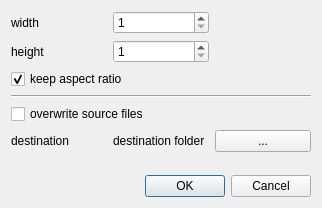
localghost/imgconv, file dialog.ui: the form before one commit.
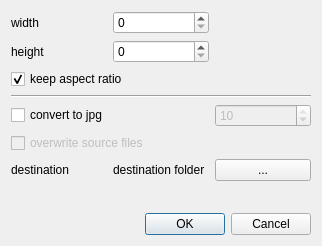
The form after the commit.

Commit message:
Add convert to jpg and fix output size calculation.
What it lacks:
* Conversion does not take into account image quality setting.
* Whether or not conversion is performed is judged by the file extension
  (i.e. if source file extension is "jpg" then conversion is skipped).
  This should rely on file's mime-type or at least make it
  case-insensitive.

```diff
--- a/dialog.ui
+++ b/dialog.ui
@@ -7,7 +7,7 @@
     <x>0</x>
     <y>0</y>
     <width>322</width>
-    <height>208</height>
+    <height>246</height>
    </rect>
   </property>
   <property name="windowTitle">
@@ -33,31 +33,37 @@
      <item row="1" column="1">
       <widget class="QSpinBox" name="editHeight">
        <property name="minimum">
-        <number>1</number>
+        <number>0</number>
        </property>
        <property name="maximum">
         <number>9999</number>
        </property>
+       <property name="value">
+        <number>0</number>
+       </property>
       </widget>
      </item>
      <item row="0" column="1">
       <widget class="QSpinBox" name="editWidth">
        <property name="minimum">
-        <number>1</number>
+        <number>0</number>
        </property>
        <property name="maximum">
         <number>9999</number>
        </property>
+       <property name="value">
+        <number>0</number>
+       </property>
       </widget>
      </item>
-     <item row="7" column="0">
+     <item row="8" column="0">
       <widget class="QLabel" name="label_3">
        <property name="text">
         <string>destination</string>
        </property>
       </widget>
      </item>
-     <item row="8" column="2">
+     <item row="9" column="2">
       <spacer name="verticalSpacer">
        <property name="orientation">
         <enum>Qt::Vertical</enum>
@@ -70,7 +76,7 @@
        </property>
       </spacer>
      </item>
-     <item row="7" column="1">
+     <item row="8" column="1">
       <widget class="QLabel" name="destination">
        <property name="enabled">
         <bool>true</bool>
@@ -80,7 +86,7 @@
        </property>
       </widget>
      </item>
-     <item row="7" column="2">
+     <item row="8" column="2">
       <widget class="QPushButton" name="pushButton">
        <property name="enabled">
         <bool>true</bool>
@@ -109,8 +115,11 @@
        </property>
       </widget>
      </item>
-     <item row="5" column="0" colspan="3">
+     <item row="6" column="0" colspan="3">
       <widget class="QCheckBox" name="checkOverwrite">
+       <property name="enabled">
+        <bool>false</bool>
+       </property>
        <property name="toolTip">
         <string>If checked input files will be overwritten (non-recoverably).</string>
        </property>
@@ -129,6 +138,32 @@
        </property>
       </widget>
      </item>
+     <item row="5" column="0" colspan="2">
+      <widget class="QCheckBox" name="checkConvert">
+       <property name="text">
+        <string>convert to jpg</string>
+       </property>
+      </widget>
+     </item>
+     <item row="5" column="2">
+      <widget class="QSpinBox" name="editQuality">
+       <property name="enabled">
+        <bool>false</bool>
+       </property>
+       <property name="toolTip">
+        <string>Image quality</string>
+       </property>
+       <property name="minimum">
+        <number>1</number>
+       </property>
+       <property name="maximum">
+        <number>10</number>
+       </property>
+       <property name="value">
+        <number>10</number>
+       </property>
+      </widget>
+     </item>
     </layout>
    </item>
    <item>
```
The commit also changes 5 other files.
